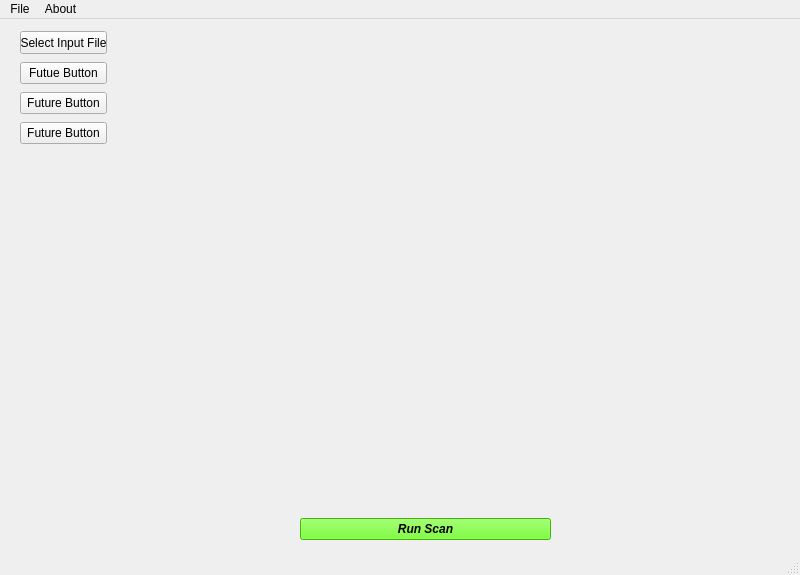
Qt form ui_files/MainWindow.ui (SeanDavies22/Vibing-Leopards) before a commit.
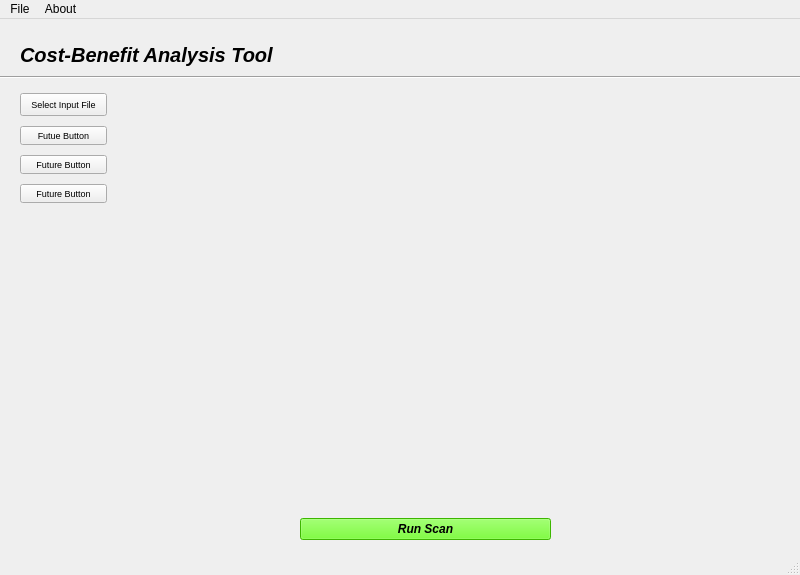
The same form after that commit.

Commit message: Fixed window title issue. Added border and tool title to top of screen.

The edit to the form file:
```diff
--- a/ui_files/MainWindow.ui
+++ b/ui_files/MainWindow.ui
@@ -39,7 +39,7 @@
     <property name="geometry">
      <rect>
       <x>20</x>
-      <y>10</y>
+      <y>70</y>
       <width>87</width>
       <height>121</height>
      </rect>
@@ -53,6 +53,11 @@
          <height>23</height>
         </size>
        </property>
+       <property name="font">
+        <font>
+         <pointsize>7</pointsize>
+        </font>
+       </property>
        <property name="layoutDirection">
         <enum>Qt::LeftToRight</enum>
        </property>
@@ -63,6 +68,11 @@
      </item>
      <item>
       <widget class="QPushButton" name="futureButton3">
+       <property name="font">
+        <font>
+         <pointsize>7</pointsize>
+        </font>
+       </property>
        <property name="text">
         <string>Futue Button</string>
        </property>
@@ -70,6 +80,11 @@
      </item>
      <item>
       <widget class="QPushButton" name="futureButton2">
+       <property name="font">
+        <font>
+         <pointsize>7</pointsize>
+        </font>
+       </property>
        <property name="text">
         <string>Future Button</string>
        </property>
@@ -77,6 +92,11 @@
      </item>
      <item>
       <widget class="QPushButton" name="futureButton1">
+       <property name="font">
+        <font>
+         <pointsize>7</pointsize>
+        </font>
+       </property>
        <property name="autoFillBackground">
         <bool>false</bool>
        </property>
@@ -94,8 +114,8 @@
     <property name="geometry">
      <rect>
       <x>120</x>
-      <y>10</y>
-      <width>501</width>
+      <y>70</y>
+      <width>661</width>
       <height>121</height>
      </rect>
     </property>
@@ -149,6 +169,50 @@
      </item>
     </layout>
    </widget>
+   <widget class="QWidget" name="horizontalLayoutWidget">
+    <property name="geometry">
+     <rect>
+      <x>20</x>
+      <y>10</y>
+      <width>761</width>
+      <height>51</height>
+     </rect>
+    </property>
+    <layout class="QHBoxLayout" name="horizontalLayout">
+     <item>
+      <widget class="QLabel" name="label">
+       <property name="font">
+        <font>
+         <pointsize>15</pointsize>
+         <weight>75</weight>
+         <italic>true</italic>
+         <bold>true</bold>
+         <underline>false</underline>
+        </font>
+       </property>
+       <property name="styleSheet">
+        <string notr="true"/>
+       </property>
+       <property name="text">
+        <string>Cost-Benefit Analysis Tool</string>
+       </property>
+      </widget>
+     </item>
+    </layout>
+   </widget>
+   <widget class="Line" name="topScreenBorderLine">
+    <property name="geometry">
+     <rect>
+      <x>0</x>
+      <y>50</y>
+      <width>801</width>
+      <height>16</height>
+     </rect>
+    </property>
+    <property name="orientation">
+     <enum>Qt::Horizontal</enum>
+    </property>
+   </widget>
   </widget>
   <widget class="QStatusBar" name="statusbar"/>
   <widget class="QMenuBar" name="menubar">
```
The commit also changes 2 other files.
